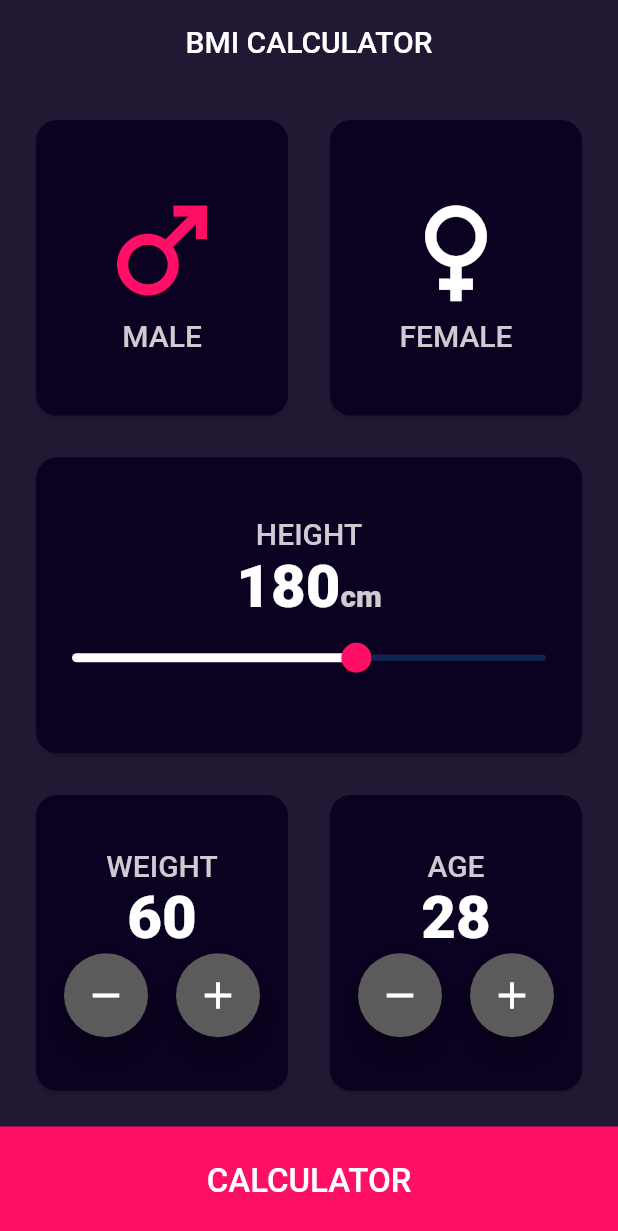
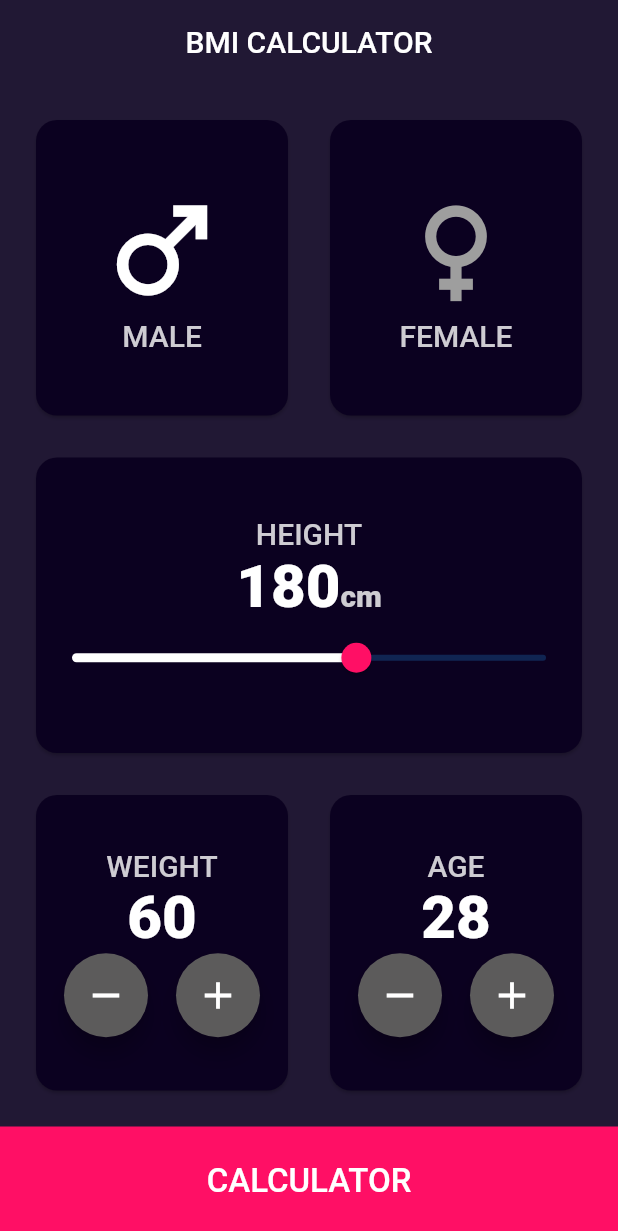
Before and after one commit to begimaikozhon/bmi, a Flutter app: the screen it shows after launch, on a phone screen of 412 x 824 dp. Shown: the top 1231 px of the screen. Run offline on Flutter 3.47's test engine with Material 2 defaults, Android fonts, the phone set to English and light mode, and no system bars.

Commit message:
добавила логику

```diff
--- /dev/null
+++ b/lib/components/culculate_btn.dart
@@ -0,0 +1,34 @@
+import 'package:bmi/utils/app_colors.dart';
+import 'package:bmi/utils/app_text.dart';
+import 'package:flutter/material.dart';
+
+class CulculateBtn extends StatelessWidget {
+  const CulculateBtn({
+    super.key,
+    required this.onTap,
+  });
+
+  final void Function()? onTap;
+
+  @override
+  Widget build(BuildContext context) {
+    return InkWell(
+      onTap: onTap,
+      child: Container(
+        width: double.infinity,
+        height: 73,
+        color: AppColors.redColor,
+        child: const Center(
+          child: Text(
+            AppText.calculator,
+            style: TextStyle(
+              color: AppColors.white,
+              fontSize: 22,
+              fontWeight: FontWeight.w500,
+            ),
+          ),
+        ),
+      ),
+    );
+  }
+}
--- a/lib/components/gender_widget.dart
+++ b/lib/components/gender_widget.dart
@@ -22,7 +22,7 @@ class GenderWidget extends StatelessWidget {
         Icon(
           icon,
           size: 90,
-          color: isFemale ? AppColors.white : AppColors.redColor,
+          color: isFemale ? AppColors.white : AppColors.greyColor,
         ),
         Text(
           text,
--- /dev/null
+++ b/lib/components/slider_widget.dart
@@ -0,0 +1,63 @@
+import 'package:bmi/utils/app_colors.dart';
+import 'package:bmi/utils/app_text.dart';
+import 'package:flutter/material.dart';
+
+class SliderWidget extends StatelessWidget {
+  const SliderWidget({
+    super.key,
+    required this.currentSliderValue,
+    required this.onChanged,
+  });
+
+  final double currentSliderValue;
+  final void Function(double)? onChanged;
+
+  @override
+  Widget build(BuildContext context) {
+    return Column(
+      mainAxisAlignment: MainAxisAlignment.center,
+      children: [
+        const Text(
+          AppText.height,
+          style: TextStyle(
+            color: AppColors.textColor,
+            fontSize: 20,
+            fontWeight: FontWeight.w500,
+          ),
+        ),
+        Row(
+          mainAxisAlignment: MainAxisAlignment.center,
+          crossAxisAlignment: CrossAxisAlignment.end,
+          children: [
+            Text(
+              '${currentSliderValue.toInt()}',
+              style: const TextStyle(
+                color: AppColors.white,
+                fontSize: 40,
+                fontWeight: FontWeight.w800,
+              ),
+            ),
+            const Padding(
+              padding: EdgeInsets.only(bottom: 6),
+              child: Text(
+                AppText.cm,
+                style: TextStyle(
+                  fontSize: 20,
+                  fontWeight: FontWeight.w800,
+                  color: AppColors.textColor,
+                ),
+              ),
+            ),
+          ],
+        ),
+        Slider(
+          value: currentSliderValue,
+          max: 300,
+          onChanged: onChanged,
+          activeColor: AppColors.white,
+          thumbColor: AppColors.redColor,
+        ),
+      ],
+    );
+  }
+}
--- /dev/null
+++ b/lib/components/weight_and_age.dart
@@ -0,0 +1,79 @@
+import 'package:bmi/utils/app_colors.dart';
+import 'package:flutter/material.dart';
+
+class WeightAndAge extends StatelessWidget {
+  const WeightAndAge({
+    super.key,
+    required this.text,
+    required this.value,
+    required this.remove,
+    required this.add,
+  });
+
+  final String text;
+  final int value;
+  final void Function(int) remove;
+  final void Function(int) add;
+
+  @override
+  Widget build(BuildContext context) {
+    return Column(
+      mainAxisAlignment: MainAxisAlignment.center,
+      children: [
+        Text(
+          text,
+          style: const TextStyle(
+            color: AppColors.textColor,
+            fontSize: 20,
+            fontWeight: FontWeight.w500,
+          ),
+        ),
+        Text(
+          '$value',
+          style: const TextStyle(
+            color: AppColors.white,
+            fontSize: 40,
+            fontWeight: FontWeight.w800,
+          ),
+        ),
+        Row(
+          mainAxisAlignment: MainAxisAlignment.spaceEvenly,
+          children: [
+            RemoveAddButton(
+              onPressed: () => remove(value - 1),
+              iconData: Icons.remove,
+            ),
+            RemoveAddButton(
+              onPressed: () => add(value + 1),
+              iconData: Icons.add,
+            ),
+          ],
+        ),
+      ],
+    );
+  }
+}
+
+class RemoveAddButton extends StatelessWidget {
+  const RemoveAddButton({
+    super.key,
+    required this.iconData,
+    required this.onPressed,
+  });
+
+  final IconData iconData;
+  final void Function()? onPressed;
+
+  @override
+  Widget build(BuildContext context) {
+    return FloatingActionButton(
+      backgroundColor: AppColors.btnColor,
+      foregroundColor: AppColors.white,
+      onPressed: onPressed,
+      child: Icon(
+        iconData,
+        size: 30,
+      ),
+    );
+  }
+}
--- a/lib/pages/home_page.dart
+++ b/lib/pages/home_page.dart
@@ -1,7 +1,13 @@
-// ignore_for_file: library_private_types_in_public_api, prefer_final_fields
+// ignore_for_file: library_private_types_in_public_api, prefer_final_fields, avoid_print
 
+import 'dart:math';
+
+import 'package:bmi/components/alert_dialog.dart';
+import 'package:bmi/components/culculate_btn.dart';
 import 'package:bmi/components/gender_widget.dart';
+import 'package:bmi/components/slider_widget.dart';
 import 'package:bmi/components/status_card.dart';
+import 'package:bmi/components/weight_and_age.dart';
 import 'package:bmi/utils/app_colors.dart';
 import 'package:bmi/utils/app_text.dart';
 import 'package:flutter/material.dart';
@@ -14,8 +20,10 @@ class HomePage extends StatefulWidget {
 }
 
 class _HomePageState extends State<HomePage> {
-  double _currentSliderValue = 180;
+  double height = 180;
   bool isFemale = false;
+  int weight = 60;
+  int age = 28;
 
   @override
   Widget build(BuildContext context) {
@@ -34,167 +42,80 @@ class _HomePageState extends State<HomePage> {
             Expanded(
               child: Row(
                 children: [
-                  const StatusCard(
-                    widget: GenderWidget(
+                  StatusCard(
+                    widget: InkWell(
+                      onTap: () {
+                        setState(() {
+                          isFemale = false;
+                        });
+                      },
+                      child: GenderWidget(
                         icon: Icons.male,
                         text: AppText.male,
-                      isFemale: false,
+                        isFemale: !isFemale,
+                      ),
                     ),
                   ),
                   StatusCard(
-                    widget: GenderWidget(
+                    widget: InkWell(
+                      onTap: () {
+                        setState(() {
+                          isFemale = !isFemale;
+                        });
+                      },
+                      child: GenderWidget(
                         icon: Icons.female,
                         text: AppText.female,
-                      isFemale: !isFemale,
+                        isFemale: isFemale,
+                      ),
                     ),
                   ),
                 ],
               ),
             ),
             StatusCard(
-              widget: Column(
-                mainAxisAlignment: MainAxisAlignment.center,
-                children: [
-                  const Text(
-                    AppText.height,
-                    style: TextStyle(
-                      color: AppColors.textColor,
-                      fontSize: 20,
-                      fontWeight: FontWeight.w500,
-                    ),
-                  ),
-                  Row(
-                    mainAxisAlignment: MainAxisAlignment.center,
-                    crossAxisAlignment: CrossAxisAlignment.end,
-                    children: const [
-                      Text(
-                        '180',
-                        style: TextStyle(
-                          color: AppColors.white,
-                          fontSize: 40,
-                          fontWeight: FontWeight.w800,
-                        ),
-                      ),
-                      Padding(
-                        padding: EdgeInsets.only(bottom: 6),
-                        child: Text(
-                          AppText.cm,
-                          style: TextStyle(
-                            fontSize: 20,
-                            fontWeight: FontWeight.w800,
-                            color: AppColors.textColor,
-                          ),
-                        ),
-                      ),
-                    ],
-                  ),
-                  Slider(
-                    value: _currentSliderValue,
-                    max: 300,
+              widget: SliderWidget(
+                currentSliderValue: height,
                 onChanged: (double value) {
                   setState(() {
-                        _currentSliderValue = value;
+                    height = value;
                   });
                 },
-                    activeColor: AppColors.white,
-                    thumbColor: AppColors.redColor,
-                  ),
-                ],
               ),
             ),
             Expanded(
               child: Row(
                 children: [
                   StatusCard(
-                    widget: Column(
-                      mainAxisAlignment: MainAxisAlignment.center,
-                      children: [
-                        const Text(
-                          AppText.weight,
-                          style: TextStyle(
-                            color: AppColors.textColor,
-                            fontSize: 20,
-                            fontWeight: FontWeight.w500,
-                          ),
-                        ),
-                        const Text(
-                          '60',
-                          style: TextStyle(
-                            color: AppColors.white,
-                            fontSize: 40,
-                            fontWeight: FontWeight.w800,
-                          ),
-                        ),
-                        Row(
-                          mainAxisAlignment: MainAxisAlignment.spaceEvenly,
-                          children: [
-                            FloatingActionButton(
-                              backgroundColor: AppColors.btnColor,
-                              foregroundColor: AppColors.white,
-                              onPressed: () {},
-                              child: const Icon(
-                                Icons.remove,
-                                size: 30,
-                              ),
-                            ),
-                            FloatingActionButton(
-                              backgroundColor: AppColors.btnColor,
-                              foregroundColor: AppColors.white,
-                              onPressed: () {},
-                              child: const Icon(
-                                Icons.add,
-                                size: 30,
-                              ),
-                            ),
-                          ],
-                        ),
-                      ],
+                    widget: WeightAndAge(
+                      text: AppText.weight,
+                      value: weight,
+                      remove: (maani) {
+                        setState(() {
+                          weight = maani;
+                        });
+                      },
+                      add: (maani) {
+                        setState(() {
+                          weight = maani;
+                        });
+                      },
                     ),
                   ),
                   StatusCard(
-                    widget: Column(
-                      mainAxisAlignment: MainAxisAlignment.center,
-                      children: [
-                        const Text(
-                          AppText.age,
-                          style: TextStyle(
-                            color: AppColors.textColor,
-                            fontSize: 20,
-                            fontWeight: FontWeight.w500,
-                          ),
-                        ),
-                        const Text(
-                          '28',
-                          style: TextStyle(
-                            color: AppColors.white,
-                            fontSize: 40,
-                            fontWeight: FontWeight.w800,
-                          ),
-                        ),
-                        Row(
-                          mainAxisAlignment: MainAxisAlignment.spaceEvenly,
-                          children: [
-                            FloatingActionButton(
-                              backgroundColor: AppColors.btnColor,
-                              foregroundColor: AppColors.white,
-                              onPressed: () {},
-                              child: const Icon(
-                                Icons.remove,
-                                size: 30,
-                              ),
-                            ),
-                            FloatingActionButton(
-                              backgroundColor: AppColors.btnColor,
-                              foregroundColor: AppColors.white,
-                              onPressed: () {},
-                              child: const Icon(
-                                Icons.add,
-                                size: 30,
-                              ),
-                            ),
-                          ],
-                        ),
-                      ],
+                    widget: WeightAndAge(
+                      text: AppText.age,
+                      value: age,
+                      remove: (maani) {
+                        setState(() {
+                          age = maani;
+                        });
+                      },
+                      add: (maani) {
+                        setState(() {
+                          age = maani;
+                        });
+                      },
                     ),
                   ),
                 ],
@@ -203,23 +124,36 @@ class _HomePageState extends State<HomePage> {
           ],
         ),
       ),
-      bottomNavigationBar: InkWell(
-        onTap: () {},
-        child: Container(
-          width: double.infinity,
-          height: 73,
-          color: AppColors.redColor,
-          child: const Center(
-            child: Text(
-              AppText.calculator,
-              style: TextStyle(
-                color: AppColors.white,
-                fontSize: 22,
-                fontWeight: FontWeight.w500,
-              ),
-            ),
-          ),
-        ),
+      bottomNavigationBar: CulculateBtn(
+        onTap: () {
+          final result = weight / pow(height / 100, 2);
+
+          if (result < 18.5) {
+            showMyDialog(
+              context: context,
+              result: result,
+              text: 'Сенин салмагың аз',
+            );
+          } else if (result >= 18.5 && result <= 24.9) {
+            showMyDialog(
+              context: context,
+              result: result,
+              text: 'Сенин салмагың жакшы. Азаматсың',
+            );
+          } else if (result > 24.9) {
+            showMyDialog(
+              context: context,
+              result: result,
+              text: 'Сенин салмагың ашыкча. Спорт менен алектен',
+            );
+          } else {
+            showMyDialog(
+              context: context,
+              result: result,
+              text: 'Маалымат алууда каталар бар ',
+            );
+          }
+        },
       ),
     );
   }
--- a/lib/utils/app_colors.dart
+++ b/lib/utils/app_colors.dart
@@ -8,4 +8,5 @@ class AppColors {
   static const Color btnColor = Color(0xff5C5B5B);
   static const Color redColor = Color(0xffFF0F65);
   static const Color greyColor = Colors.grey;
+  static const Color greenColor = Colors.green;
 }
```
Also changed, not shown: lib/components/alert_dialog.dart (added, +59 -0 lines). Lines whose indentation alone changed are shown as unchanged.
